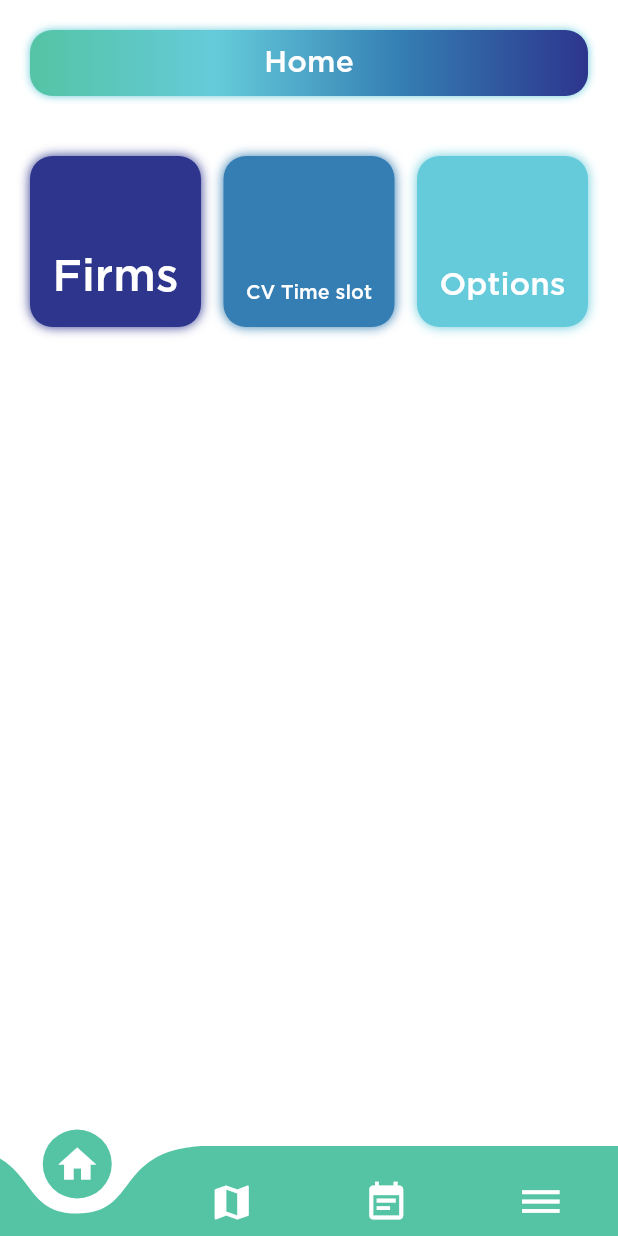
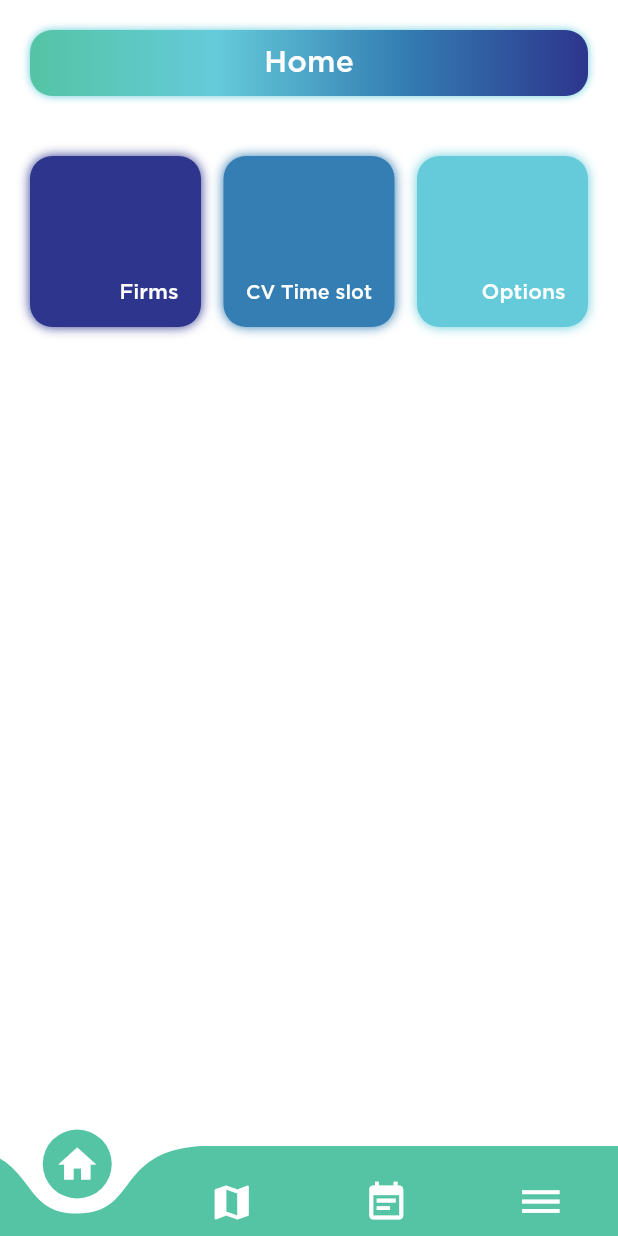
Before and after one commit to fouques1u/ForumHorizonChimie2020, a Flutter app: the screen it shows after launch, on a phone screen of 412 x 824 dp. Run offline on Flutter 3.47's test engine with Material 2 defaults, Android fonts, the phone set to English and light mode, and no system bars; drawn by our look-alikes of curved_navigation_bar; our stand-ins replace cloud_firestore, font_awesome_flutter; accounts and stored records are empty.

Commit message:
General text style adjustments

```diff
--- a/lib/screens/cv_screen.dart
+++ b/lib/screens/cv_screen.dart
@@ -43,6 +43,7 @@ class _CvScreenState extends State<CvScreen> {
           ),
           LimitedBox(
             maxHeight: MediaQuery.of(context).size.height * 0.4,
+
             child: GridView.count(
               padding: EdgeInsets.all(5),
               crossAxisSpacing: 10,
@@ -129,15 +130,12 @@ class _CvScreenState extends State<CvScreen> {
       color: Colors.white,
       child: ListView(
         children: <Widget>[
-          SizedBox(
-            height: 10,
-          ),
           ClassicPageTitle(
             title: 'reserve_photo_cv',
           ),
           Container(
             width: double.infinity,
-            margin: EdgeInsets.symmetric(horizontal: 15, vertical: 10),
+            margin: EdgeInsets.fromLTRB(15, 10, 15, 30),
             decoration: BoxDecoration(
               color: simpleBlueColor,
               borderRadius: BorderRadius.circular(10),
--- a/lib/screens/map_pages/first_floor.dart
+++ b/lib/screens/map_pages/first_floor.dart
@@ -64,9 +64,6 @@ class FirstFloorPage extends StatelessWidget {
         shrinkWrap: true,
         scrollDirection: Axis.vertical,
         children: <Widget>[
-          SizedBox(
-            height: 10,
-          ),
           ClassicPageTitle(title: 'ground_floor'),
           Container(
             alignment: Alignment.center,
--- a/lib/screens/map_pages/search_firm.dart
+++ b/lib/screens/map_pages/search_firm.dart
@@ -23,9 +23,6 @@ class SearchFirmPage extends StatelessWidget {
       child: ListView(
         scrollDirection: Axis.vertical,
         children: <Widget>[
-          SizedBox(
-            height: 10,
-          ),
           ClassicPageTitle(title: 'search_firm'),
           Container(
             padding: EdgeInsets.all(10),
--- a/lib/screens/map_pages/second_floor.dart
+++ b/lib/screens/map_pages/second_floor.dart
@@ -51,9 +51,6 @@ class SecondFloorPage extends StatelessWidget {
       child: ListView(
         scrollDirection: Axis.vertical,
         children: <Widget>[
-          SizedBox(
-            height: 10,
-          ),
           ClassicPageTitle(
             title: 'first_floor',
           ),
--- a/lib/screens/map_pages/third_floor.dart
+++ b/lib/screens/map_pages/third_floor.dart
@@ -41,9 +41,6 @@ class ThirdFloorPage extends StatelessWidget {
       child: ListView(
         scrollDirection: Axis.vertical,
         children: <Widget>[
-          SizedBox(
-            height: 10,
-          ),
           ClassicPageTitle(
             title: 'second_floor',
           ),
--- a/lib/screens/options_screen.dart
+++ b/lib/screens/options_screen.dart
@@ -95,7 +95,7 @@ class OptionsScreen extends StatelessWidget {
             alignment: Alignment.centerLeft,
             child: Text(
               AppLocalizations.of(context).translate("social_media"),
-              style: TextStyle(color: simpleBlueColor, fontSize: 20),
+              style: TextStyle(color: simpleBlueColor, fontSize: titleTextSize),
             ),
           ),
           Container(
--- a/lib/widgets/grid_tile_classic.dart
+++ b/lib/widgets/grid_tile_classic.dart
@@ -20,13 +20,10 @@ class GridTileClassic extends StatelessWidget {
         padding: EdgeInsets.all(15),
         child: FittedBox(
           alignment: Alignment.bottomRight,
+          fit: BoxFit.scaleDown,
           child: Text(
             AppLocalizations.of(context).translate(textCode),
-            style: TextStyle(
-              color: Colors.white,
-              fontFamily: 'Gotham',
-              fontSize: 10,
-            ),
+            style: Theme.of(context).textTheme.body1,
           ),
         ),
         decoration: BoxDecoration(
```
